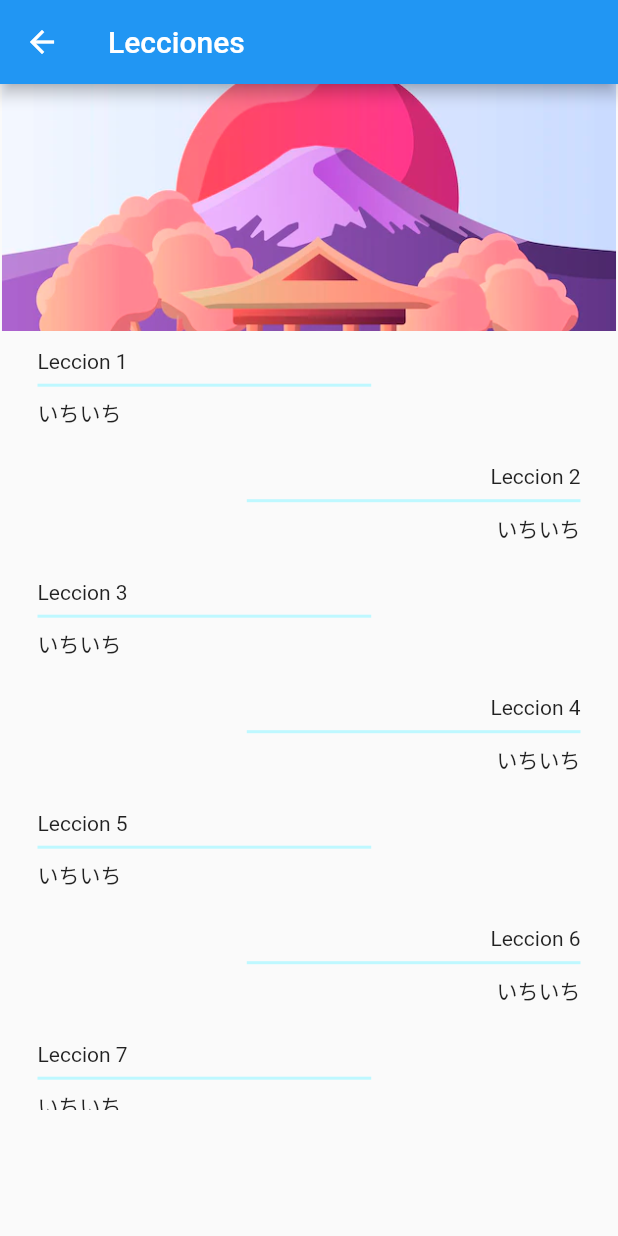
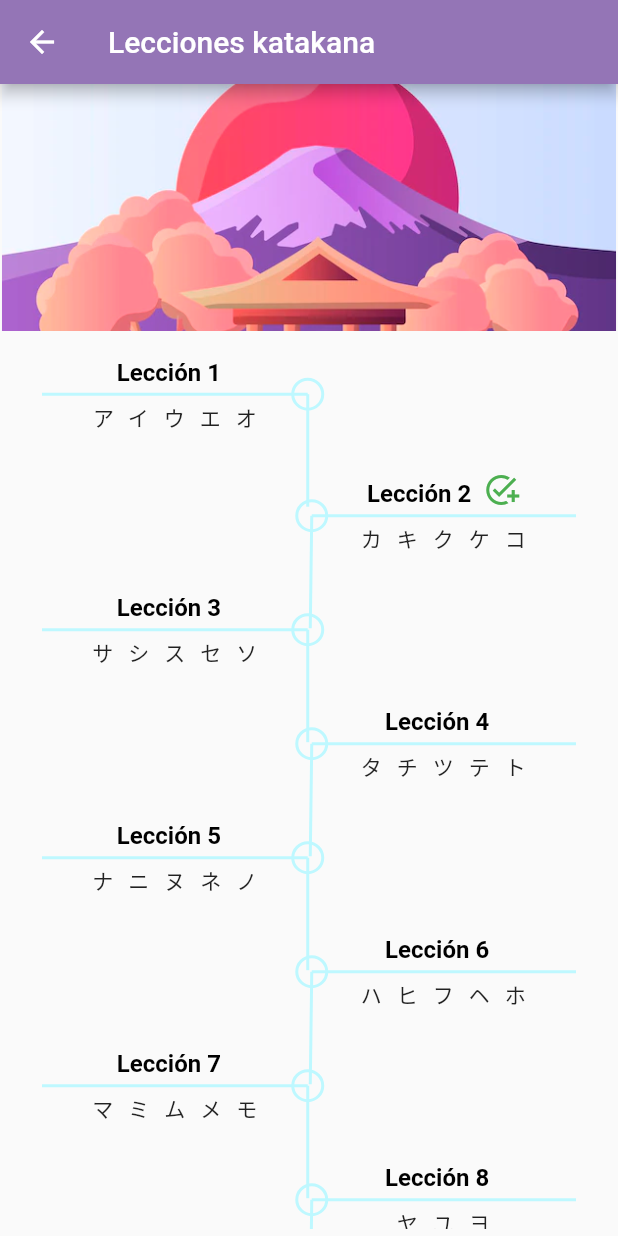
Before and after one commit to IvanYanez10/yes-japan, a Flutter app: the screen it shows after launch, after a tap on "Katakana", on a phone screen of 412 x 824 dp. Run offline on Flutter 3.47's test engine with Material 2 defaults, Android fonts, the phone set to English and light mode, and no system bars.

Commit message:
lessons screen and lesson screen update

```diff
--- /dev/null
+++ b/assets/katakana_lessons.json
@@ -0,0 +1,78 @@
+{
+"l1": {
+"a": "ア",
+"i": "イ",
+"u": "ウ",
+"e": "エ",
+"o": "オ"
+},
+"l2": {
+"ka": "カ",
+"ki": "キ",
+"ku": "ク",
+"ke": "ケ",
+"ko": "コ"
+},
+
+"l3": {
+"sa": "サ",
+"shi": "シ",
+"su": "ス",
+"se": "セ",
+"so": "ソ"
+},
+
+"l4": {
+"ta": "タ",
+"chi": "チ",
+"tsu": "ツ",
+"te": "テ",
+"to": "ト"
+},
+
+"l5": {
+"na": "ナ",
+"ni": "ニ",
+"nu": "ヌ",
+"ne": "ネ",
+"no": "ノ"
+},
+
+"l6": {
+"ha": "ハ",
+"hi": "ヒ",
+"fu": "フ",
+"he": "ヘ",
+"ho": "ホ"
+},
+
+"l7": {
+"ma": "マ",
+"mi": "ミ",
+"mu": "ム",
+"me": "メ",
+"mo": "モ"
+},
+
+"l8": {
+"ya": "ヤ",
+"yu": "ユ",
+"yo": "ヨ"
+},
+
+"l9": {
+"ra": "ラ",
+"ri": "リ",
+"ru": "ル",
+"re": "レ",
+"ro": "ロ"
+},
+"l10": {
+"wa": "ワ",
+"wo": "ヲ"
+},
+
+"l11": {
+"n": "ン"
+}
+}
--- /dev/null
+++ b/lib/data_const/constants.dart
@@ -0,0 +1 @@
+const String SUCCESS_MESSAGE=" You will be contacted by us very soon.";
--- a/lib/screens/home.dart
+++ b/lib/screens/home.dart
@@ -162,7 +162,7 @@ class _HomeState extends State<Home> {
                     child: Text('¿Que quieres aprender hoy?')
                   ),
                   ElevatedButton(
-                    onPressed: () => Navigator.push(context, MaterialPageRoute(builder: (ctx)=> const Lessons())),
+                    onPressed: () => Navigator.push(context, MaterialPageRoute(builder: (ctx)=> const Lessons('hiragana'))),
                     child: const Text(
                     'Hiragana',
                     textAlign: TextAlign.center,
@@ -182,7 +182,7 @@ class _HomeState extends State<Home> {
                   Padding(
                     padding: const EdgeInsets.symmetric(vertical: 20),
                     child: ElevatedButton(
-                      onPressed: () => Navigator.push(context, MaterialPageRoute(builder: (ctx)=> const Lessons())),
+                      onPressed: () => Navigator.push(context, MaterialPageRoute(builder: (ctx)=> const Lessons('katakana'))),
                       child: const Text(
                       'Katakana',
                       textAlign: TextAlign.center,
--- a/lib/screens/lessons.dart
+++ b/lib/screens/lessons.dart
@@ -1,20 +1,43 @@
+import 'dart:convert';
 import 'package:flutter/cupertino.dart';
 import 'package:flutter/material.dart';
+import 'package:flutter/services.dart';
+
+import 'lesson.dart';
 
 class Lessons extends StatefulWidget {
-  const Lessons({Key? key}) : super(key: key);
+  final String topic;
+  const Lessons(this.topic);
 
   @override
   State<Lessons> createState() => _LessonsState();
 }
 
 class _LessonsState extends State<Lessons> {
+  late final data;
+  late List data2;
+  String listData = '';
+
+  Future<void> loadJsonData() async {
+    var jsonText = await rootBundle.loadString('assets/${widget.topic}_lessons.json');
+    setState((){
+      data = json.decode(jsonText);
+    });
+  }
+
+  @override
+  void initState() {
+    loadJsonData();
+    super.initState();
+  }
+
   @override
   Widget build(BuildContext context) {
     var widthScreen = MediaQuery.of(context).size.width;
     return Scaffold(
       appBar: AppBar(
-        title: const Text('Lecciones'),
+        backgroundColor: Color(0xFF9475B6),
+        title: Text('Lecciones ${widget.topic}'),
       ),
       body: Column(
         children: [
@@ -25,51 +48,131 @@ class _LessonsState extends State<Lessons> {
               image: AssetImage('assets/images/monte-fuji.png'),
               fit: BoxFit.cover,
             ),
-          ),/*
-          Row(
-            crossAxisAlignment: CrossAxisAlignment.center,
-            mainAxisAlignment: MainAxisAlignment.center,
-            children: const [
-            SizedBox(
-              height: 25,
-              child: VerticalDivider(
-                color: Colors.red,
-                thickness: 2,
-                indent: 5,
-                endIndent: 0,
-                width: 5,
+          ),
+          Expanded(
+            child: data.isEmpty
+            ? const Center(
+              child: CircularProgressIndicator(
+                  color: Colors.blue,
+                  strokeWidth: 1.5,
+                ),
+            )
+            : Padding(
+              padding: const EdgeInsets.symmetric(vertical: 5, horizontal: 15.0),
+              child: ListView.builder(
+                itemCount: data.length,
+                itemBuilder: (ctx, i) =>
+                  Padding(
+                    padding: const EdgeInsets.all(8.0),
+                    child: Column(
+                      crossAxisAlignment: i%2==0
+                        ? CrossAxisAlignment.start
+                        : CrossAxisAlignment.end,
+                      children: [
+                        GestureDetector(
+                          behavior: HitTestBehavior.opaque,
+                          onTap: () => Navigator.push(context, MaterialPageRoute(builder: (ctx) => Lesson(lesson: i+1))),
+                          child: Container(
+                            margin: const EdgeInsets.all(5),
+                            child: Column(
+                              children: [
+                                RichText(
+                                  text: TextSpan(
+                                    text: 'Lección ${i+1}  ',
+                                    style: const TextStyle(
+                                      fontWeight: FontWeight.w600,
+                                      color: Colors.black,
+                                      fontSize: 16,
+                                    ),
+                                    children: [
+                                      if(i==1)...[
+                                        const WidgetSpan(
+                                          child: Icon(
+                                            Icons.add_task,
+                                            color: Colors.green
+                                          )
+                                        )
+                                      ]
+                                    ],
                                   ),
                                 ),
-          ]),*/
-          Padding(
-            padding: const EdgeInsets.only(bottom: 10),
+                                Container(
+                                  //color: Colors.grey,
                                   child: SizedBox(
-              height: MediaQuery.of(context).size.height*0.63,
-              child:  ListView.builder(
-                itemCount: 27,
-                itemBuilder: (ctx, i) =>
-                  Padding(
-                    padding: const EdgeInsets.symmetric(vertical: 12, horizontal: 25),
-                    child: Column(
-                      crossAxisAlignment: i%2==0 ? CrossAxisAlignment.start : CrossAxisAlignment.end,
-                      children: [
-                        Text(
-                          'Leccion ${i+1}',
-                        ),
+                                    width: widthScreen*0.43,
+                                    child:
                                     SizedBox(
-                          width: MediaQuery.of(context).size.height*0.27,
-                          child: const Divider(
-                            color: Color(0xFFBEF8FF),
-                            thickness: 2,
+                                      width: 10,
+                                      height: 10,
+                                      child: CustomPaint(
+                                        painter: OpenPainter(
+                                            i%2==0
+                                              ?'left'
+                                              :'right',
+                                            widthScreen*0.43,
+                                            0xFFBEF8FF
                                         ),
                                       ),
-                        const Text('いちいち'),
+                                    ),
+                                  ),
+                                ),
+                                Text(
+                                  data['l${i+1}'].values.toList().join().toString(),
+                                  style: const TextStyle(
+                                      letterSpacing: 10,
+                                      fontSize: 14
+                                  ),
+                                ),
+                              ]
+                            ),
+                          ),
+                        ),                        //
                       ]),
                   )
               ),
-            )
+            ),
           )
       ])
     );
   }
 }
+
+class OpenPainter extends CustomPainter {
+  String side='';
+  double screenWidth;
+  int colorCircle;
+  OpenPainter(this.side, this.screenWidth, this.colorCircle);
+  @override
+  void paint(Canvas canvas, Size size) {
+    screenWidth;//+=5;
+    var paint1 = Paint()
+      ..color = const Color(0xFFBEF8FF)  //0xFFBEF8FF
+      ..style = PaintingStyle.fill
+      ..strokeWidth = 2
+    ;
+    var paint2 = Paint()
+      ..color = Color(colorCircle)
+      ..style = PaintingStyle.fill
+      ..style = PaintingStyle.stroke
+      ..strokeWidth = 2
+        ;
+    if(side=='left'){
+      canvas.drawLine(const Offset(0, 5), Offset(screenWidth, 5), paint1);
+      canvas.drawLine(Offset(screenWidth, 5), Offset(screenWidth, 80), paint1);
+      canvas.drawCircle(Offset(screenWidth, 5), 10, paint2);
+    }else{
+      canvas.drawLine(const Offset(1, 5), Offset(screenWidth, 5), paint1);
+      canvas.drawLine(const Offset(1, 5), const Offset(0, 80), paint1);
+      canvas.drawCircle(const Offset(1, 5), 10, paint2);
+    }
+  }
+
+  @override
+  bool shouldRepaint(CustomPainter oldDelegate) => true;
+}
+
+/*
+const Divider(
+color: Color(0xFFBEF8FF),
+thickness: 2,
+ */
--- a/pubspec.yaml
+++ b/pubspec.yaml
@@ -37,9 +37,12 @@ flutter:
     - assets/hiragana.json
     - assets/kanjis.json
     - assets/sabias_que.json
+    - assets/hiragana_lessons.json
+    - assets/katakana_lessons.json
     - assets/images/monte-fuji.png
     - assets/images/silueta-japon.png
     - assets/images/logo-splash.png
+    - assets/images/sea.png
 
   uses-material-design: true
 
```
Also changed, not shown: assets/hiragana_lessons.json (added, +70 -0 lines), lib/screens/lesson.dart (added, +108 -0 lines), assets/images/sea.png (added), 1 other file. Lines whose indentation alone changed are shown as unchanged.
